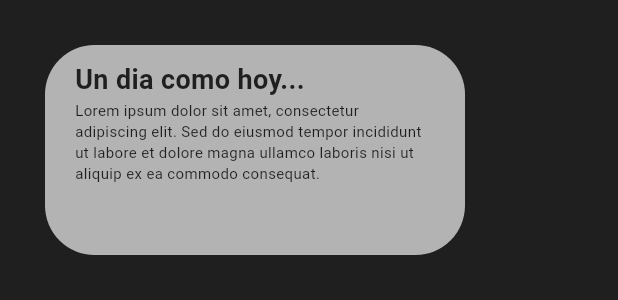
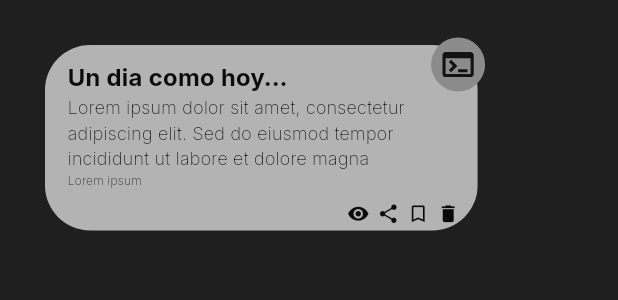
Before and after one commit to carlostic26/factos, a Flutter app: the FactoWidget widget shown alone on an empty page, opened directly, on a phone screen of 412 x 824 dp. Shown: the top 300 px of the screen. Run offline on Flutter 3.47's test engine with Material 3 defaults, Android fonts, the phone set to English and light mode, and no system bars; our stand-ins replace flutter_riverpod, flutter_svg, percent_indicator, riverpod.

Commit message:
widgets pages

```diff
--- a/lib/config/styles/constants/theme_data.dart
+++ b/lib/config/styles/constants/theme_data.dart
@@ -4,10 +4,12 @@ const Color scaffoldBackgroundColor = Color(0xFF1F1F1F);
 const Color buttonLigthColor = Color.fromARGB(255, 179, 179, 179);
 const Color factoBackgroundColor = Color.fromARGB(255, 179, 179, 179);
 const Color buttonNoLigthColor = Color.fromARGB(255, 103, 103, 103);
+const Color tagBackgroundColor = Color.fromARGB(255, 139, 139, 139);
 const Color searchFieldBackgroundColor = Color(0xFF595959);
 const Color titleTextColor = Color(0xFFDBDBDB);
 const Color subtitleTextColor = Color(0xFFACACAC);
-const Color lightBackgroundTextColor = Color(0xFF1F1F1F);
+const Color darkBackgroundTextColor = Color.fromARGB(255, 240, 240, 240);
+const Color lightBackgroundTextColor = Color.fromARGB(255, 10, 10, 10);
 
 final ThemeData factosThemeApp = ThemeData(
   scaffoldBackgroundColor: scaffoldBackgroundColor,
--- a/lib/presentation/common/widgets/facto_widget.dart
+++ b/lib/presentation/common/widgets/facto_widget.dart
@@ -1,44 +1,111 @@
 import 'package:factos/config/styles/constants/theme_data.dart';
 import 'package:flutter/material.dart';
+import 'package:flutter_svg/svg.dart';
 
 class FactoWidget extends StatelessWidget {
   const FactoWidget({super.key});
 
   @override
   Widget build(BuildContext context) {
+    double height = MediaQuery.of(context).size.height;
+    double width = MediaQuery.of(context).size.width;
+
     return Stack(children: [
       Padding(
         padding: const EdgeInsets.all(30.0),
         child: Container(
-          height: 140,
-          width: 280,
+          height: height * 0.15,
+          width: width * 0.70,
           decoration: BoxDecoration(
             color: factoBackgroundColor,
-            borderRadius: BorderRadius.circular(33),
+            borderRadius: BorderRadius.circular(30),
           ),
-          child: const Padding(
-            padding: EdgeInsets.fromLTRB(20, 10, 20, 5),
+          child: Padding(
+            padding: const EdgeInsets.fromLTRB(15, 10, 15, 5),
             child: Column(
               crossAxisAlignment: CrossAxisAlignment.start,
               children: [
-                Text(
+                const Text(
                   textAlign: TextAlign.start,
                   'Un dia como hoy...',
                   style: TextStyle(
-                      fontSize: 18,
+                      fontSize: 16,
                       fontWeight: FontWeight.bold,
+                      fontFamily: 'Inter',
                       color: lightBackgroundTextColor),
                 ),
-                Text(
-                  'Lorem ipsum dolor sit amet, consectetur adipiscing elit. Sed do eiusmod tempor incididunt ut labore et dolore magna ullamco laboris nisi ut aliquip ex ea commodo consequat.',
-                  style:
-                      TextStyle(fontSize: 10, color: lightBackgroundTextColor),
+                const Text(
+                  'Lorem ipsum dolor sit amet, consectetur adipiscing elit. Sed do eiusmod tempor incididunt ut labore et dolore magna ',
+                  style: TextStyle(
+                      fontSize: 12,
+                      color: lightBackgroundTextColor,
+                      fontFamily: 'Inter'),
+                ),
+                const Text(
+                  'Lorem ipsum',
+                  style: TextStyle(
+                      fontSize: 8,
+                      color: lightBackgroundTextColor,
+                      fontFamily: 'Inter'),
+                ),
+                Expanded(
+                  child: Row(
+                    mainAxisAlignment: MainAxisAlignment.end,
+                    children: [
+                      SizedBox(
+                        height: 20,
+                        width: 20,
+                        child: IconButton(
+                            iconSize: 15,
+                            onPressed: () {},
+                            icon: const Icon(Icons.visibility)),
+                      ),
+                      SizedBox(
+                        height: 20,
+                        width: 20,
+                        child: IconButton(
+                            iconSize: 15,
+                            onPressed: () {},
+                            icon: const Icon(Icons.share)),
+                      ),
+                      SizedBox(
+                        height: 20,
+                        width: 20,
+                        child: IconButton(
+                            iconSize: 15,
+                            onPressed: () {},
+                            icon: const Icon(Icons.bookmark_border)),
+                      ),
+                      SizedBox(
+                        height: 20,
+                        width: 20,
+                        child: IconButton(
+                            iconSize: 15,
+                            onPressed: () {},
+                            icon: const Icon(Icons.delete)),
+                      ),
+                    ],
+                  ),
                 )
               ],
             ),
           ),
         ),
-      )
+      ),
+      Positioned(
+        top: 25,
+        right: 25,
+        child: CircleAvatar(
+          radius: 18,
+          backgroundColor: tagBackgroundColor,
+          child: SvgPicture.asset(
+            'assets/icons/icon_code.svg',
+            height: 25,
+            width: 25,
+            color: Colors.black87,
+          ),
+        ),
+      ),
     ]);
   }
 }
--- a/lib/presentation/screens/loading/loading_screen.dart
+++ b/lib/presentation/screens/loading/loading_screen.dart
@@ -17,7 +17,7 @@ class LoadingScreen extends ConsumerWidget {
     double height = MediaQuery.of(context).size.height;
     double width = MediaQuery.of(context).size.width;
 
-    Future.delayed(const Duration(seconds: 10), () {
+    Future.delayed(const Duration(seconds: 1), () {
       ref.read(buttonState.notifier).enableButton();
       isLoaded = true;
     });
```
Also changed, not shown: lib/presentation/screens/welcome/welcome_screen.dart (+5 -6 lines), lib/presentation/screens/welcome/widgets/factos_category_widget.dart (added, +43 -0 lines), lib/presentation/screens/welcome/widgets/welcome_first_page.dart (added, +59 -0 lines), lib/presentation/screens/welcome/widgets/welcome_fourth_widget.dart (added, +66 -0 lines), lib/presentation/screens/welcome/widgets/welcome_second_page.dart (added, +62 -0 lines), lib/presentation/screens/welcome/widgets/welcome_third_page.dart (added, +44 -0 lines), pubspec.yaml (+6 -3 lines), assets/icons/icon_code.svg (added), lib/presentation/screens/welcome/widgets/welcome_first_widget.dart (deleted), pubspec.lock.
